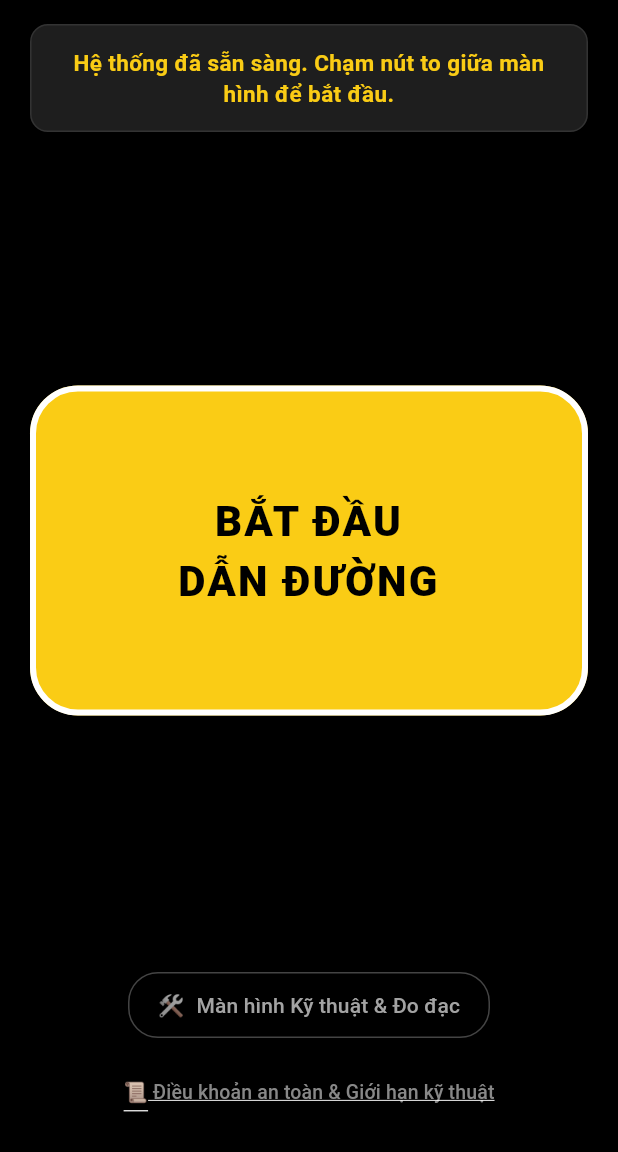
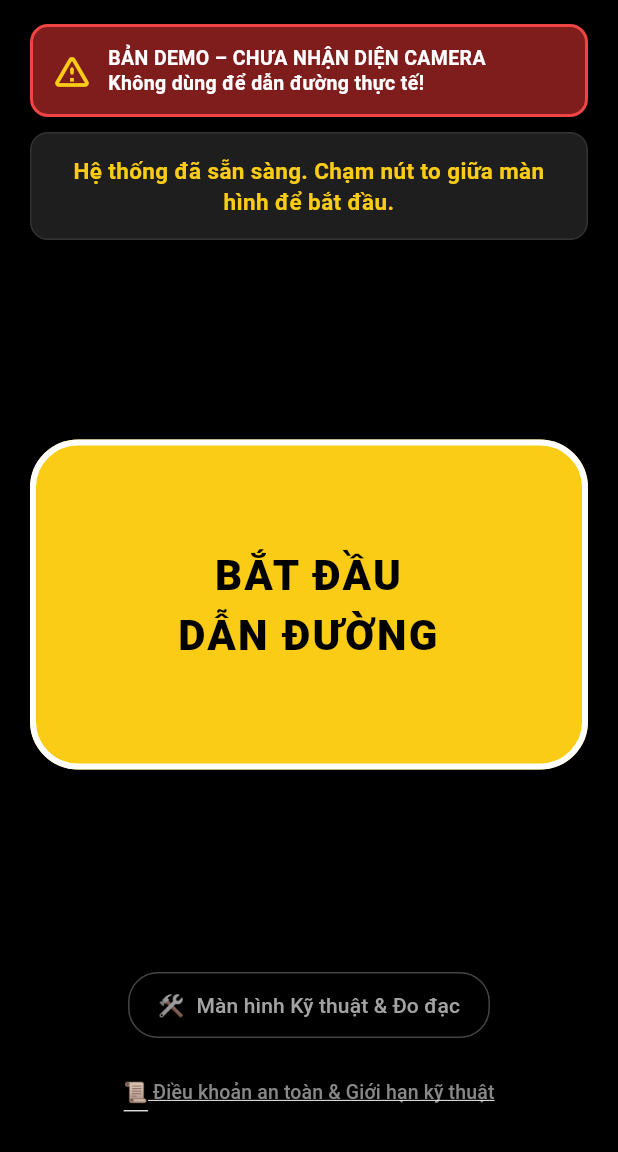
Before and after one commit to namlmao130/BeMyEye, a Flutter app: the screen it shows after launch, after a tap on "TÔI HIỂU RÕ VÀ ĐỒNG Ý", on a phone screen of 412 x 824 dp, the part 84-1236 px from its top. Run offline on Flutter 3.47's test engine with Material 3 defaults, Android fonts, the light colour scheme and no system bars; our stand-ins replace audioplayers, flutter_compass, flutter_tts, geolocator, shared_preferences, vibration; missing offline and left inert: tflite_flutter.

Commit message:
NV1: Cap nhat trung thuc trang thai du an, them co kPipelineEnabled va canh bao demo

```diff
--- a/flutter_app/lib/ui/accessible_screen.dart
+++ b/flutter_app/lib/ui/accessible_screen.dart
@@ -1,4 +1,5 @@
 import 'package:flutter/material.dart';
+import '../../config/thresholds.dart';
 import '../../services/audio_haptics_service.dart';
 import '../../services/alert_decision_engine.dart';
 import '../../services/navigation_service.dart';
@@ -56,6 +57,39 @@ class _AccessibleScreenState extends State<AccessibleScreen> {
           child: Column(
             mainAxisAlignment: MainAxisAlignment.spaceBetween,
             children: [
+              // Cảnh báo bản thử nghiệm (chỉ hiển thị khi pipeline camera chưa hoạt động)
+              if (!kPipelineEnabled)
+                Semantics(
+                  liveRegion: true,
+                  child: Container(
+                    width: double.infinity,
+                    margin: const EdgeInsets.only(bottom: 10),
+                    padding: const EdgeInsets.all(12),
+                    decoration: BoxDecoration(
+                      color: const Color(0xFF7F1D1D), // Đỏ đậm cảnh báo
+                      borderRadius: BorderRadius.circular(12),
+                      border: Border.all(color: const Color(0xFFEF4444), width: 2),
+                    ),
+                    child: const Row(
+                      children: [
+                        Icon(Icons.warning_amber_rounded, color: Color(0xFFFACC15), size: 28),
+                        SizedBox(width: 10),
+                        Expanded(
+                          child: Text(
+                            'BẢN DEMO – CHƯA NHẬN DIỆN CAMERA\nKhông dùng để dẫn đường thực tế!',
+                            style: TextStyle(
+                              color: Colors.white,
+                              fontSize: 13,
+                              fontWeight: FontWeight.bold,
+                              height: 1.3,
+                            ),
+                          ),
+                        ),
+                      ],
+                    ),
+                  ),
+                ),
+
               // Thanh thông báo hướng dẫn
               Semantics(
                 liveRegion: true,
```
Also changed, not shown: flutter_app/lib/config/thresholds.dart (added, +122 -0 lines), flutter_app/lib/main.dart (+9 -1 lines), flutter_app/lib/ui/developer_hud_screen.dart (+26 -2 lines), 3 other files.
